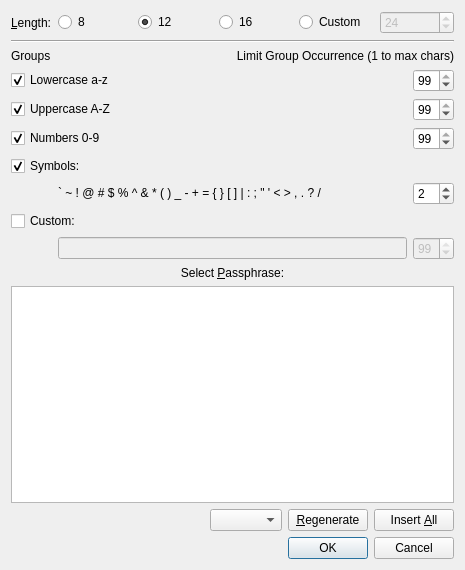
First picture: the form in qt_ui/passphrase_generation_dialog.ui, repository evpo/EncryptPad, before the edit.
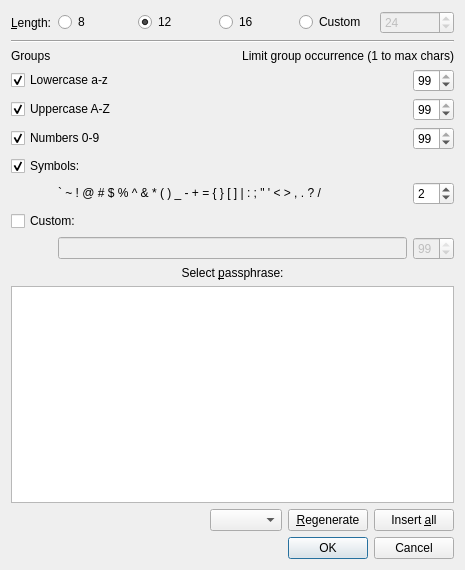
Second picture: the form after the edit.

```diff
--- a/qt_ui/passphrase_generation_dialog.ui
+++ b/qt_ui/passphrase_generation_dialog.ui
@@ -220,7 +220,7 @@
        <item>
         <widget class="QPushButton" name="uiInsertAll">
          <property name="text">
-          <string>Insert &amp;All</string>
+          <string>Insert &amp;all</string>
          </property>
         </widget>
        </item>
@@ -278,7 +278,7 @@
      <item row="10" column="1">
       <widget class="QLabel" name="label_4">
        <property name="text">
-        <string>Select &amp;Passphrase:</string>
+        <string>Select &amp;passphrase:</string>
        </property>
        <property name="alignment">
         <set>Qt::AlignCenter</set>
@@ -301,7 +301,7 @@
      <item row="2" column="1" colspan="2">
       <widget class="QLabel" name="label_3">
        <property name="text">
-        <string>Limit Group Occurrence (1 to max chars)</string>
+        <string>Limit group occurrence (1 to max chars)</string>
        </property>
        <property name="alignment">
         <set>Qt::AlignRight|Qt::AlignTrailing|Qt::AlignVCenter</set>
```
